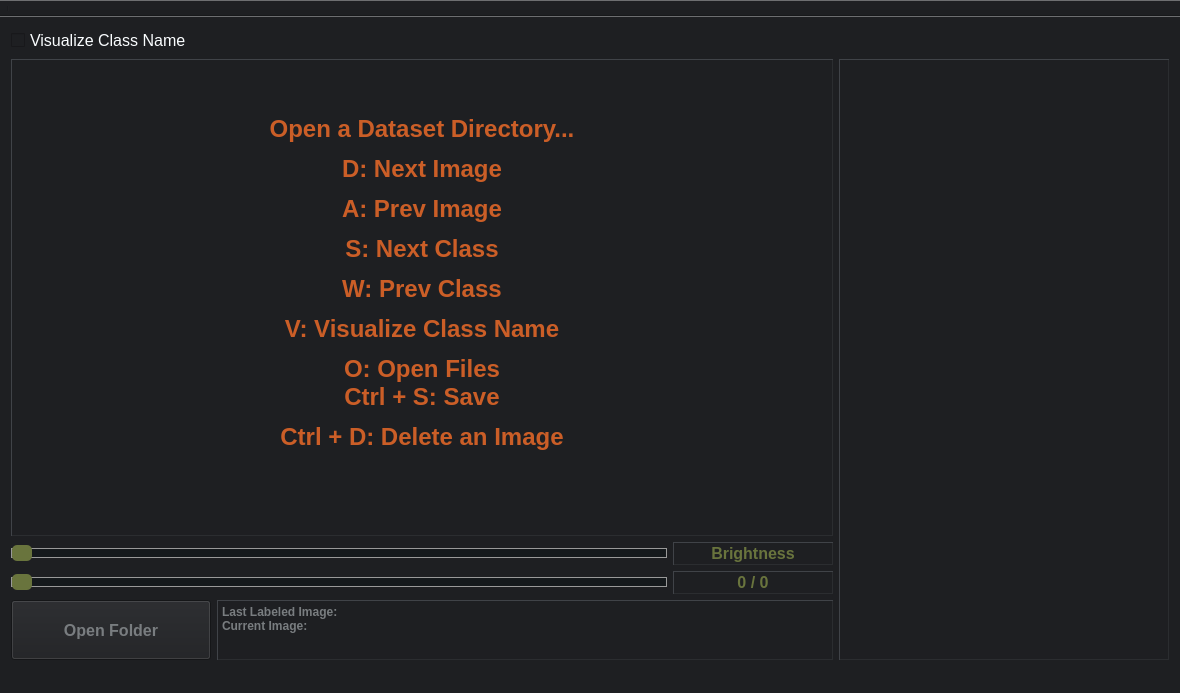
chacoff/Yolo_Label, file mainwindow.ui: the form before one commit.
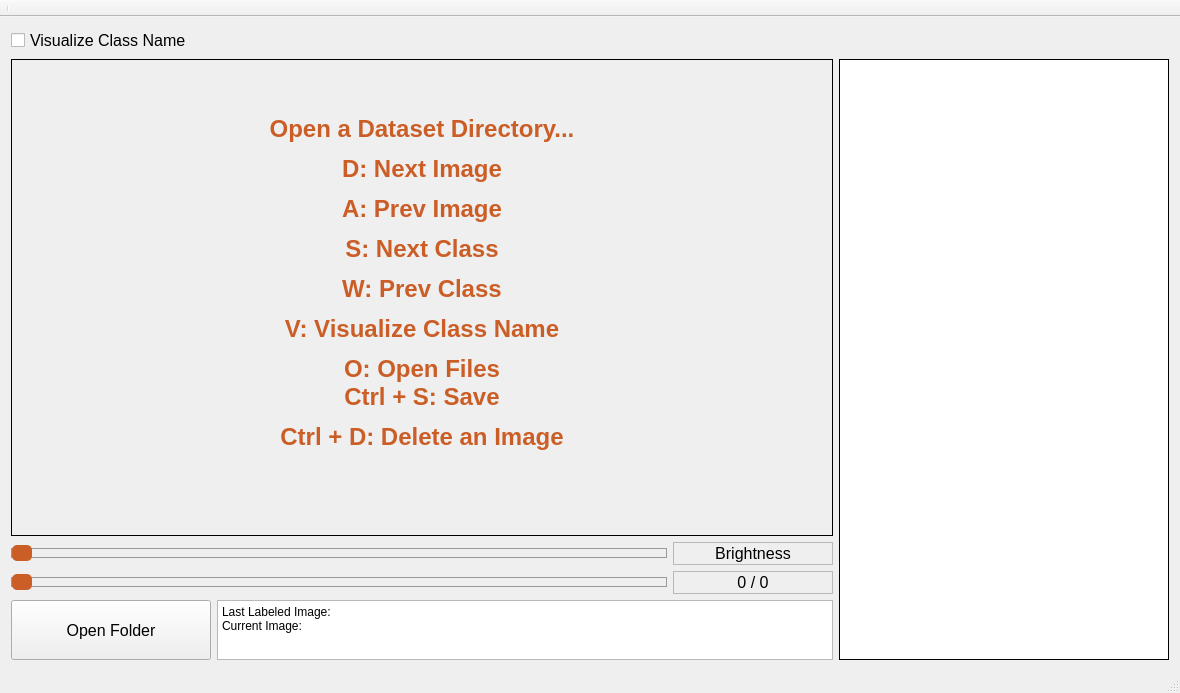
The form after the commit. Custom widgets are drawn as their Qt base class.

The edit to the form file:
```diff
--- a/mainwindow.ui
+++ b/mainwindow.ui
@@ -35,7 +35,7 @@
    <string>YoloLabel fork 0.1</string>
   </property>
   <property name="styleSheet">
-   <string notr="true">background-color : rgb(30, 31, 34);</string>
+   <string notr="true"/>
   </property>
   <widget class="QWidget" name="centralWidget">
    <property name="sizePolicy">
@@ -89,11 +89,11 @@
            <bool>true</bool>
           </property>
           <property name="styleSheet">
-           <string notr="true">QLabel { background-color : rgb(30, 31, 34); 
+           <string notr="true">QLabel { 
 color : rgb(203, 94, 39);
 border-style: outset;
 border-width: 1px;
-border-color: rgb(43, 45, 48);}
+}
 
 </string>
           </property>
@@ -159,13 +159,12 @@
 QSlider::groove:horizontal {
     border: 1px solid #999999;
     height: 8px; /* the groove expands to the size of the slider by default. by giving it a height, it has a fixed size */
-    background: rgb(21, 25, 28);
     margin: 1px 0;
 }
 
 
 QSlider::handle:horizontal {
-   background: rgb(105, 116, 61);
+   background: rgb(203, 94, 39);
     border: 0px solid #5c5c5c;
     width: 20px;
     margin: -4px 0; /* handle is placed by default on the contents rect of the groove. Expand outside the groove */
@@ -211,15 +210,11 @@
              <font>
               <family>Arial</family>
               <pointsize>12</pointsize>
-              <bold>true</bold>
+              <bold>false</bold>
              </font>
             </property>
             <property name="styleSheet">
-             <string notr="true">background-color : rgb(30, 31, 34); 
-color : rgb(105, 116, 61);
-border-style: outset;
-border-width: 1px;
-border-color: rgb(43, 45, 48);</string>
+             <string notr="true"/>
             </property>
             <property name="frameShape">
              <enum>QFrame::StyledPanel</enum>
@@ -270,13 +265,12 @@
 QSlider::groove:horizontal {
     border: 1px solid #999999;
     height: 8px; /* the groove expands to the size of the slider by default. by giving it a height, it has a fixed size */
-    background: rgb(21, 25, 28);
     margin: 1px 0;
 }
 
 
 QSlider::handle:horizontal {
-   background: rgb(105, 116, 61);
+   background: rgb(203, 94, 39);
     border: 0px solid #5c5c5c;
     width: 20px;
     margin: -4px 0; /* handle is placed by default on the contents rect of the groove. Expand outside the groove */
@@ -323,15 +317,11 @@
              <font>
               <family>Arial</family>
               <pointsize>12</pointsize>
-              <bold>true</bold>
+              <bold>false</bold>
              </font>
             </property>
             <property name="styleSheet">
-             <string notr="true">background-color : rgb(30, 31, 34); 
-color : rgb(105, 116, 61);
-border-style: outset;
-border-width: 1px;
-border-color: rgb(43, 45, 48);</string>
+             <string notr="true"/>
             </property>
             <property name="frameShape">
              <enum>QFrame::StyledPanel</enum>
@@ -381,7 +371,7 @@
              <font>
               <family>Arial</family>
               <pointsize>12</pointsize>
-              <bold>true</bold>
+              <bold>false</bold>
               <kerning>true</kerning>
              </font>
             </property>
@@ -392,24 +382,7 @@
              <string>open a folder with images ...</string>
             </property>
             <property name="styleSheet">
-             <string notr="true">QButton{
-background-color : rgb(30, 31, 34); 
-border-style: outset;
-border-width: 1px;
-border-color: rgb(43, 45, 48);
-}
-
-QPushButton
-{
-color : rgb(121, 125, 128);
-}
-
-QPushButton:hover:!pressed
-{
-border-style: outset;
-border-width: 1px;
-border-color: rgb(203, 94, 39);
-}</string>
+             <string notr="true"/>
             </property>
             <property name="text">
              <string>Open Folder</string>
@@ -450,22 +423,16 @@
             </property>
             <property name="font">
              <font>
-              <family>Arial</family>
-              <pointsize>12</pointsize>
-              <bold>true</bold>
+              <family>Segoe UI</family>
+              <pointsize>10</pointsize>
+              <bold>false</bold>
              </font>
             </property>
             <property name="focusPolicy">
              <enum>Qt::NoFocus</enum>
             </property>
             <property name="styleSheet">
-             <string notr="true">background-color : rgb(30, 31, 34); 
-color : rgb(121, 125, 128);
-border-style: outset;
-border-width: 1px;
-border-color: rgb(43, 45, 48);
-
-</string>
+             <string notr="true"/>
             </property>
             <property name="tabChangesFocus">
              <bool>false</bool>
@@ -480,8 +447,8 @@
 hr { height: 1px; border-width: 0; }
 li.unchecked::marker { content: &quot;\2610&quot;; }
 li.checked::marker { content: &quot;\2612&quot;; }
-&lt;/style&gt;&lt;/head&gt;&lt;body style=&quot; font-family:'Arial'; font-size:12pt; font-weight:700; font-style:normal;&quot;&gt;
-&lt;p style=&quot; margin-top:0px; margin-bottom:0px; margin-left:0px; margin-right:0px; -qt-block-indent:0; text-indent:0px;&quot;&gt;&lt;span style=&quot; font-family:'Gulim'; font-size:9pt; font-weight:600;&quot;&gt;Last Labeled Image:&lt;br /&gt;Current Image:&lt;/span&gt;&lt;/p&gt;&lt;/body&gt;&lt;/html&gt;</string>
+&lt;/style&gt;&lt;/head&gt;&lt;body style=&quot; font-family:'Segoe UI'; font-size:10pt; font-weight:400; font-style:normal;&quot;&gt;
+&lt;p style=&quot; margin-top:0px; margin-bottom:0px; margin-left:0px; margin-right:0px; -qt-block-indent:0; text-indent:0px;&quot;&gt;&lt;span style=&quot; font-family:'Gulim'; font-size:9pt;&quot;&gt;Last Labeled Image:&lt;br /&gt;Current Image:&lt;/span&gt;&lt;/p&gt;&lt;/body&gt;&lt;/html&gt;</string>
             </property>
            </widget>
           </item>
@@ -520,27 +487,20 @@
         </property>
         <property name="styleSheet">
          <string notr="true">QHeaderView::section {
-    background-color: rgb(30, 31, 34);
-    color: rgb(127, 125, 128);
     padding-left: 4px;
-    border: 1px solid rgb(43, 45, 48);
-	font-weight: bold;
 }
 
 QTableWidget
 {
 border-style: outset;
 border-width: 1px;
-border-color: rgb(43, 45, 48);
-color:rgb(227, 225, 228);
 gridline-width:2px;
-gridline-color: rgb(43, 45, 48);
 }
 
 QTableView {
-    selection-background-color: rgb(5, 8, 10);
+    selection-background-color: rgb(228, 230, 233);
 /*qlineargradient(x1: 0, y1: 0, x2: 1.0, y2: 1.0, stop: 0 rgb(34, 0, 85), stop: 1 white);*/
-	selection-color: rgb(250, 253, 255);
+	selection-color: rgb(8, 10, 13);
 }</string>
         </property>
         <property name="frameShape">
@@ -618,8 +578,7 @@
          </font>
         </property>
         <property name="styleSheet">
-         <string notr="true">background-color : rgb(30, 31, 34); 
-color : rgb(250, 253, 255);</string>
+         <string notr="true"/>
         </property>
         <property name="text">
          <string>Visualize Class Name</string>
```
